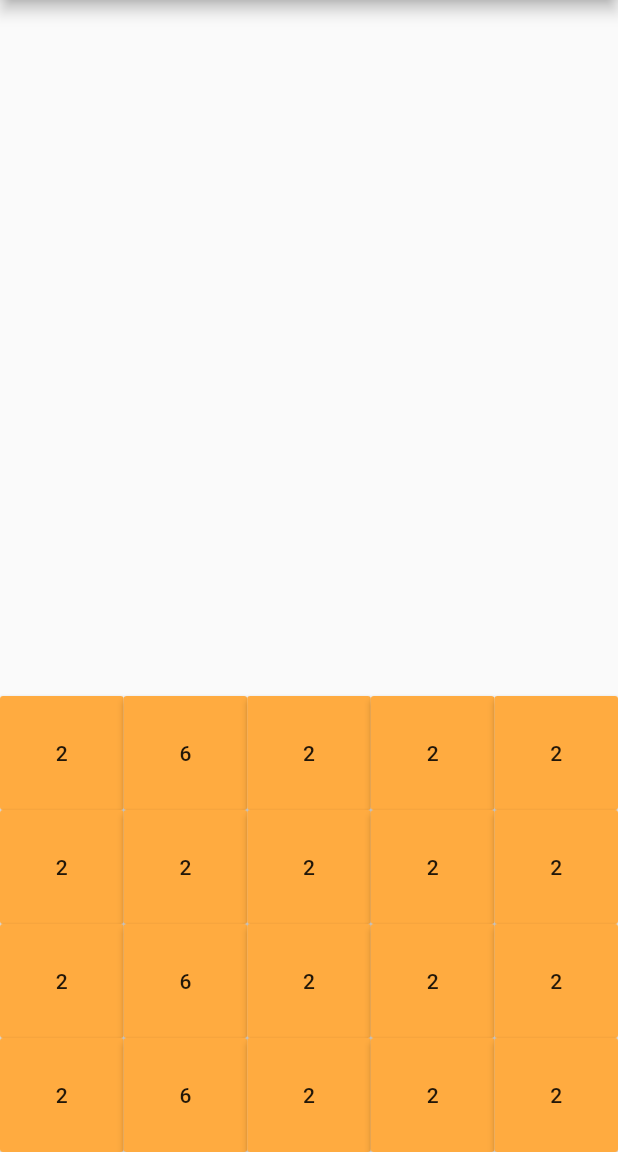
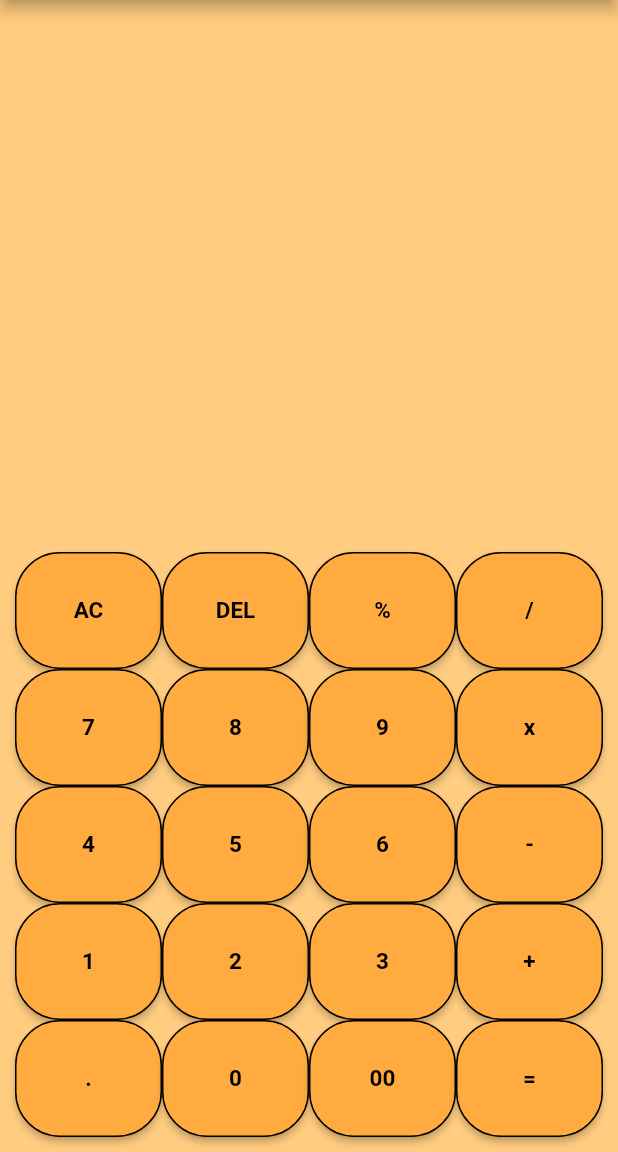
Before and after one commit to kamalgodar/Flutter0, a Flutter app: the screen it shows after launch, on a phone screen of 412 x 824 dp, the part 84-1236 px from its top. Run offline on Flutter 3.47's test engine with Material 2 defaults, Android fonts, the phone set to English and light mode, and no system bars.

Commit message:
refactored key layout

```diff
--- a/lib/main.dart
+++ b/lib/main.dart
@@ -26,11 +26,15 @@ class MyApp extends StatelessWidget {
    Widget buildbutton(String text){
         return Expanded(
                  child: MaterialButton(
-                   child: Text(text),
+                   child: Text(text,
+                            style:TextStyle(color: Colors.black, fontSize: 15, fontWeight: FontWeight.bold )),
                    color: Colors.orangeAccent,
                    splashColor: Colors.white,
+                   shape: RoundedRectangleBorder(
+                     borderRadius: BorderRadius.circular(30),
+                     side: BorderSide(color: Colors.black)),
                    padding: EdgeInsets.symmetric(
-                     horizontal: 10,
+                     horizontal: 20,
                      vertical: 30),
                    onPressed: (){},
                  ),
@@ -39,42 +43,47 @@ class MyApp extends StatelessWidget {
    @override
    Widget build(BuildContext context) {
      return Scaffold(
+         backgroundColor: Colors.orange[200],
          appBar: AppBar(title: Text('Calculator'),
          backgroundColor: Colors.orangeAccent,
          ),
+
          body: Container(
-           //padding: EdgeInsets.symmetric(vertical: 10),
+           padding: EdgeInsets.symmetric(vertical: 10, horizontal: 10),
            //alignment: Alignment.bottomCenter,
            child: Column(
+             mainAxisSize: MainAxisSize.max,
              mainAxisAlignment: MainAxisAlignment.end,
              children: <Widget>[
              Row(children: <Widget>[
-               buildbutton("2"),
-               buildbutton("6"),
-               buildbutton("2"),
-               buildbutton("2"),
-               buildbutton("2"),
+               buildbutton("AC"),
+               buildbutton("DEL"),
+               buildbutton("%"),
+               buildbutton("/"),
              ]),
              Row(children: <Widget>[
-              buildbutton("2"),
-              buildbutton("2"),
-              buildbutton("2"),
-              buildbutton("2"),
-              buildbutton("2"),
+              buildbutton("7"),
+              buildbutton("8"),
+              buildbutton("9"),
+              buildbutton("x"),
              ]),
                Row(children: <Widget>[
-               buildbutton("2"),
+               buildbutton("4"),
+               buildbutton("5"),
                buildbutton("6"),
-               buildbutton("2"),
-               buildbutton("2"),
-               buildbutton("2"),
+               buildbutton("-"),
              ]),
                Row(children: <Widget>[
+               buildbutton("1"),
                buildbutton("2"),
-               buildbutton("6"),
-               buildbutton("2"),
-               buildbutton("2"),
-               buildbutton("2"),
+               buildbutton("3"),
+               buildbutton("+"),
+             ]),
+              Row(children: <Widget>[
+               buildbutton("."),
+               buildbutton("0"),
+               buildbutton("00"),
+               buildbutton("="),
              ]),
            ],)
          )
```
